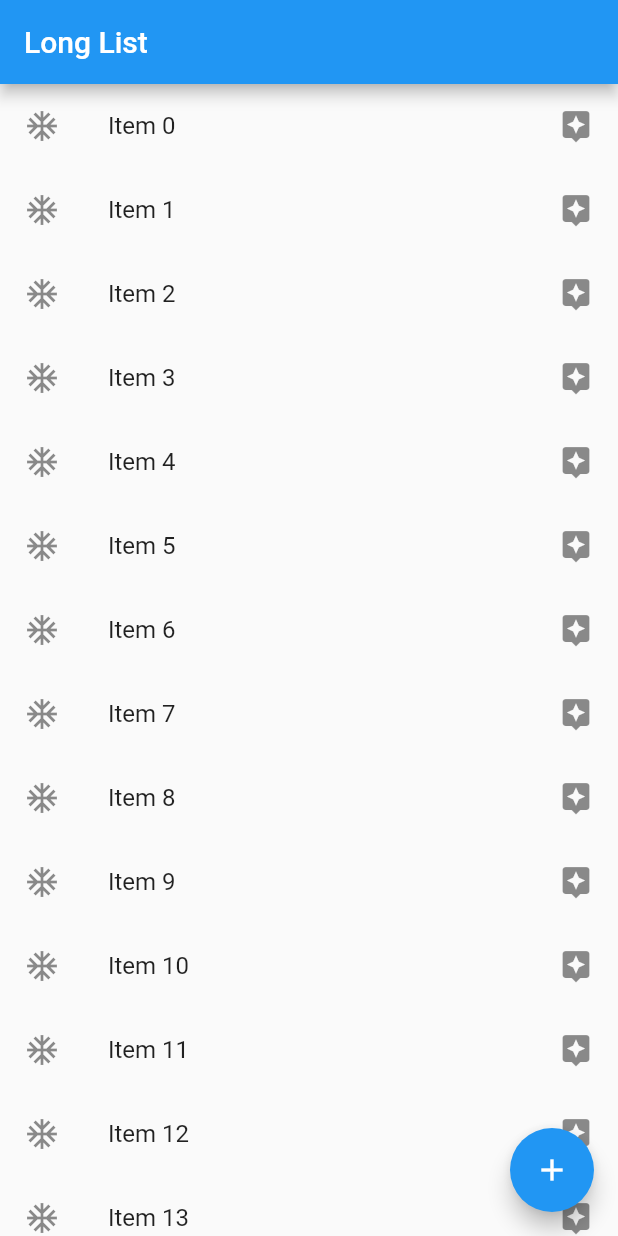
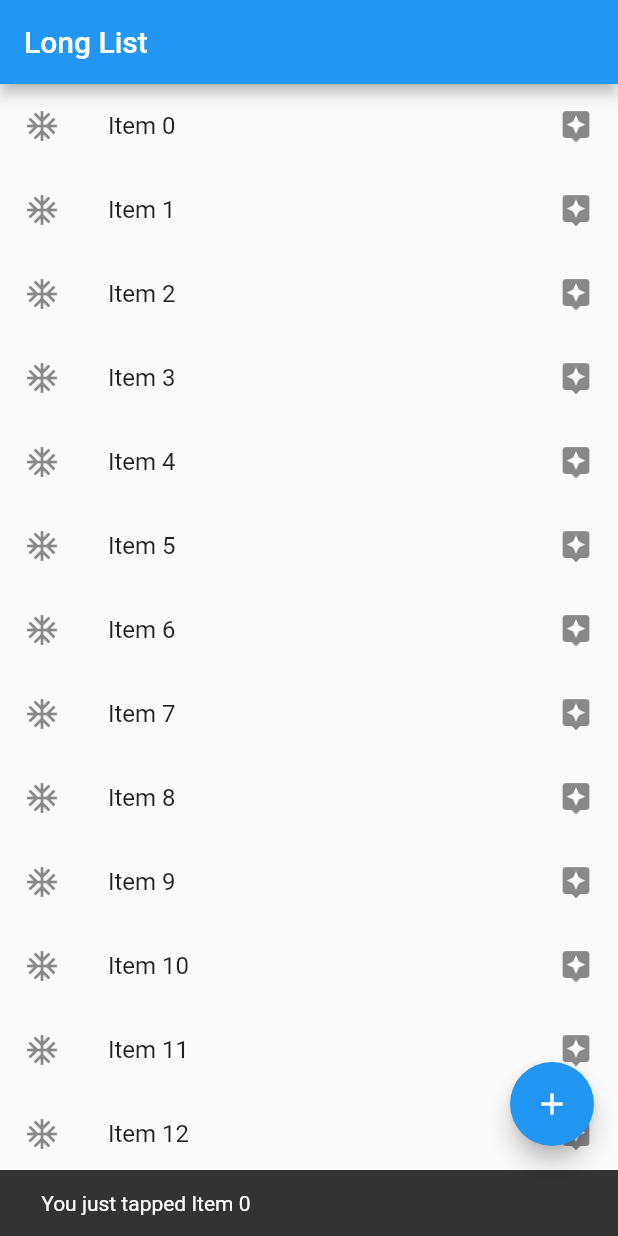
Before and after one commit to FLYINGKRIPTO/Flutter_demo, a Flutter app: the screen it shows after launch, after a tap on an icon or button, on a phone screen of 412 x 824 dp. Run offline on Flutter 3.47's test engine with Material 2 defaults, Android fonts, the phone set to English and light mode, and no system bars.

Commit message:
Snackbar functionality implemented

```diff
--- a/lib/main.dart
+++ b/lib/main.dart
@@ -17,6 +17,13 @@ void main(){
     )
   ));
 }
+
+void showSnackBar(BuildContext context,String item){
+  var snackbar = SnackBar(
+    content: Text(" You just tapped $item " ),
+  );
+  Scaffold.of(context).showSnackBar(snackbar);
+}
 List<String> getListElements(){
   var items = List<String>.generate(1000, (counter) => "Item $counter");
   return items;
@@ -32,6 +39,7 @@ Widget getLongListView(){
           trailing: Icon(Icons.assistant),
           onTap: (){
             debugPrint(' ${listitems[index]} was tapped');
+            showSnackBar(context,listitems[index]);
           },
         );
       });
```
